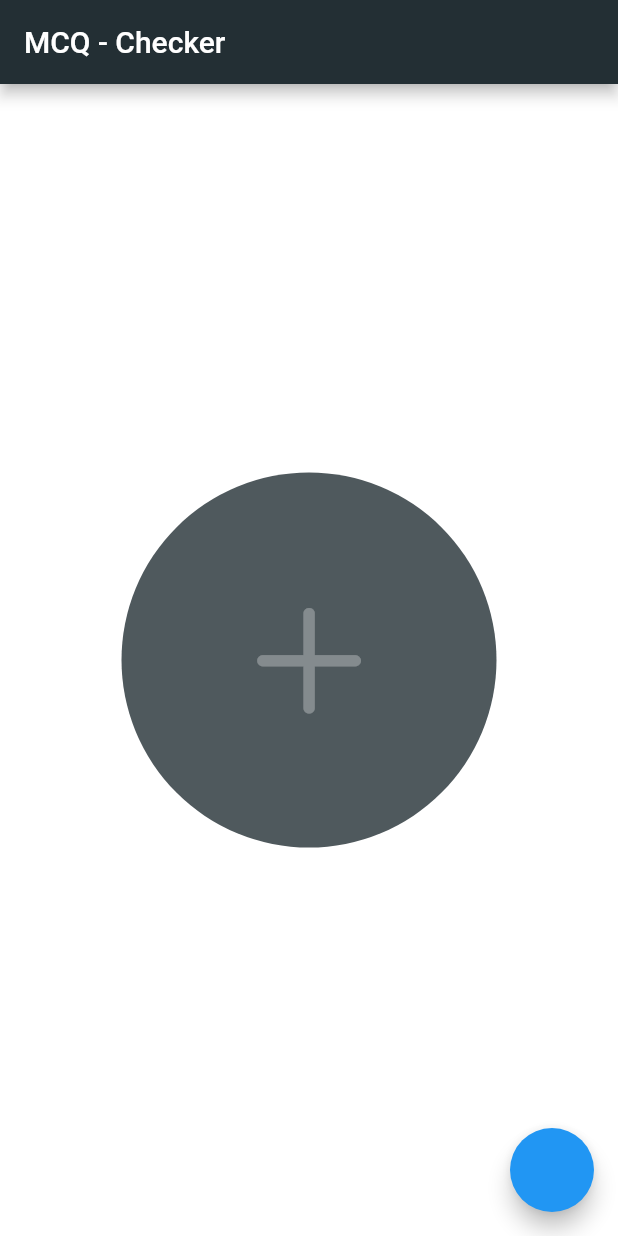
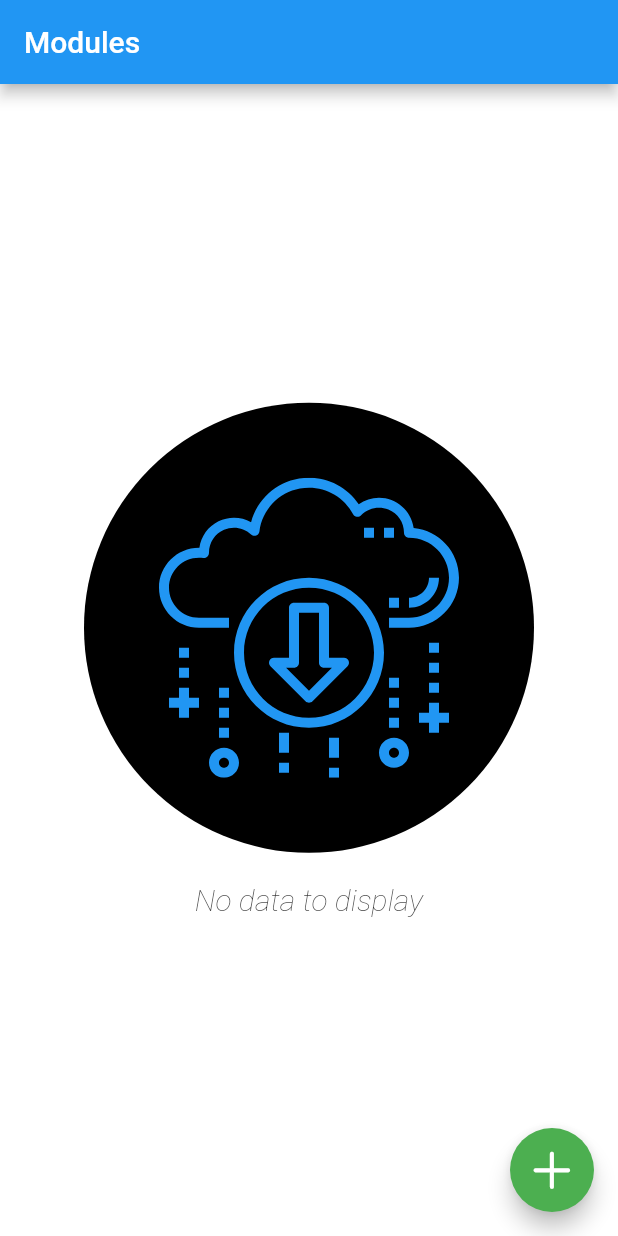
Before and after one commit to koiralapankaj7/flutter_mcq_checker, a Flutter app: the screen it shows after launch, on a phone screen of 412 x 824 dp. Run offline on Flutter 3.47's test engine with Material 2 defaults, Android fonts, the phone set to English and light mode, and no system bars; our stand-ins replace flutter_svg, image_picker, rxdart, sqflite; missing offline and left inert: firebase_ml_vision; accounts and stored records are empty.

Commit message:
Add module updated

```diff
--- a/lib/src/blocs/module_bloc.dart
+++ b/lib/src/blocs/module_bloc.dart
@@ -34,25 +34,30 @@ class ModuleBloc {
   Function(String) get changeGroup => _group.sink.add;
   Function(String) get changeMarker => _marker.sink.add;
 
-  List<Module> moduleList = List<Module>();
+  List<Module> moduleList;
 
   Future fetchAllModule() async {
     // Fetch all modules from the database and store into the instance variable moduleList.
     moduleList = await _dbProvider.fetchAllModule();
-    print('Length of module list is ${moduleList.length}');
     // Add module list to the sink.
     _modules.sink.add(moduleList);
   }
 
   Future<int> addModule(Module module) async {
+    // Check either moduleList is null or not
+    // If module list is null then instantiated with empty list.
+    if (moduleList == null) {
+      moduleList = [];
+    }
+
     // Update moduleList with new element.
     moduleList.add(module);
+
     // Add updated moduleList to the sink
     _modules.sink.add(moduleList);
-    print('Adding module to database.......');
+
+    // Add module to database
     int index = await _dbProvider.addModule(module);
-    print('Module has been successfully added to database $index');
-    //fetchAllModule();
     return index;
   }
 
--- a/lib/src/resources/database_provider.dart
+++ b/lib/src/resources/database_provider.dart
@@ -101,6 +101,12 @@ class DatabaseProvider {
 
       return moduleList;
     }
+
+    // Return empty list insted of null.
+    // This method will called while running application at the beginning
+    // If we return null then we cannot use ModuleList to update its value because
+    // ModuleList will be set as null
+    // In ModuleBloc while adding module ModuleList shouldnt be null
     return null;
   }
 
--- a/lib/src/screens/home_screen.dart
+++ b/lib/src/screens/home_screen.dart
@@ -4,6 +4,7 @@ import 'package:flutter_mcq_checker/src/blocs/module_bloc.dart';
 import 'package:flutter_mcq_checker/src/models/module.dart';
 import 'package:flutter_mcq_checker/src/widgets/add_module_bottom_sheet.dart';
 import 'package:flutter_mcq_checker/src/widgets/module_list_tile.dart';
+import 'package:flutter_svg/flutter_svg.dart';
 
 class HomeScreen extends StatefulWidget {
   final ModuleBloc bloc;
@@ -58,13 +59,23 @@ class _HomeScreenState extends State<HomeScreen> {
       backgroundColor: Colors.white,
       key: _scaffoldKey,
       appBar: AppBar(
-        title: Text('MCQ - Checker'),
-        backgroundColor: Color(0xff232f34),
+        title: Text('Modules'),
       ),
       body: buildBody(),
-      floatingActionButton: FloatingActionButton(
-        onPressed: _bottomSheetCallback,
+      floatingActionButton: floatingActionButton(),
+    );
+  }
+
+  Widget floatingActionButton() {
+    return FloatingActionButton(
+      onPressed: _bottomSheetCallback,
+      child: Icon(
+        CupertinoIcons.add,
+        color: Colors.white,
+        size: 35.0,
       ),
+      tooltip: 'Add module',
+      backgroundColor: Colors.green,
     );
   }
 
@@ -73,9 +84,7 @@ class _HomeScreenState extends State<HomeScreen> {
       stream: widget.bloc.modules,
       builder: (BuildContext context, AsyncSnapshot<List<Module>> snapshot) {
         if (!snapshot.hasData) {
-          return Center(
-            child: addModule(),
-          );
+          return dataUnAvailable();
         }
         return ListView.builder(
           padding: EdgeInsets.all(8.0),
@@ -85,6 +94,44 @@ class _HomeScreenState extends State<HomeScreen> {
           },
         );
       },
+    );
+  }
+
+  Widget dataUnAvailable() {
+    final String image = 'assets/images/no_data.svg';
+    return Center(
+      child: Column(
+        mainAxisAlignment: MainAxisAlignment.center,
+        children: <Widget>[
+          Container(
+            width: 300.0,
+            height: 300.0,
+            decoration: BoxDecoration(
+              color: Colors.black,
+              borderRadius: BorderRadius.circular(200.0),
+            ),
+            alignment: Alignment.center,
+            child: Center(
+              child: SvgPicture.asset(
+                image,
+                width: 200,
+                height: 200,
+                color: Colors.blue,
+              ),
+            ),
+          ),
+          SizedBox(height: 20.0),
+          Text(
+            'No data to display',
+            style: TextStyle(
+              fontSize: 20.0,
+              fontWeight: FontWeight.w100,
+              fontStyle: FontStyle.italic,
+            ),
+            textAlign: TextAlign.center,
+          ),
+        ],
+      ),
     );
   }
 
--- a/lib/src/screens/result_screen.dart
+++ b/lib/src/screens/result_screen.dart
@@ -1,3 +1,4 @@
+import 'package:flutter/cupertino.dart';
 import 'package:flutter/material.dart';
 import 'package:flutter_mcq_checker/src/models/module.dart';
 import '../models/student.dart';
@@ -18,6 +19,16 @@ class ResultScreen extends StatelessWidget {
         actions: <Widget>[
           Icon(Icons.more_vert),
         ],
+      ),
+      floatingActionButton: FloatingActionButton(
+        onPressed: () {},
+        child: Icon(
+          CupertinoIcons.photo_camera,
+          color: Colors.white,
+          size: 35.0,
+        ),
+        tooltip: 'Scan answer',
+        backgroundColor: Colors.green,
       ),
       body: ListView.builder(
         itemCount: 10,
--- a/pubspec.yaml
+++ b/pubspec.yaml
@@ -30,6 +30,7 @@ dependencies:
   firebase_ml_vision:
   image_picker: ^0.5.4+3
   firebase_core: ^0.3.0
+  flutter_svg: ^0.12.4
 
 dev_dependencies:
   flutter_test:
@@ -52,8 +53,9 @@ flutter:
   uses-material-design: true
 
   # To add assets to your application, add an assets section, like this:
-  # assets:
-  #  - images/a_dot_burr.jpeg
+  assets:
+   - assets/images/no_data.svg
+   - assets/images/no_data_1.svg
   #  - images/a_dot_ham.jpeg
 
   # An image asset can refer to one or more resolution-specific "variants", see
```
Also changed, not shown: lib/src/routes/routes.dart (+3 -51 lines), assets/images/no_data.svg (added), assets/images/no_data_1.svg (added), pubspec.lock.
